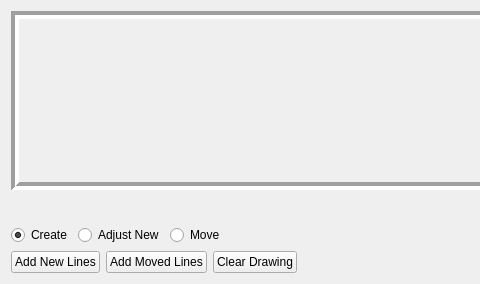
First picture: the form in resources/designer_ui/crystaldrawingwidget.ui, repository jonathanHuwP/CrystalGrowthTracker, before the edit; both pictures show x 0 to 480 and y 0 to 284 of the 825 by 284 pixel window.
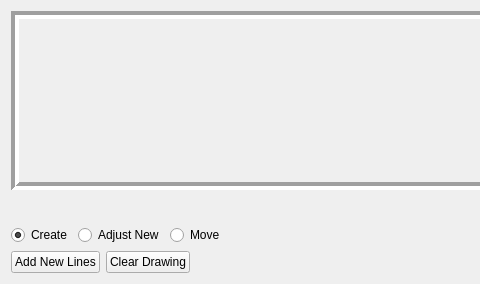
Second picture: the form after the edit. Custom widgets are drawn as their Qt base class.

Commit message: calculation & output of line velocity added

Diff of the .ui file:
```diff
--- a/resources/designer_ui/crystaldrawingwidget.ui
+++ b/resources/designer_ui/crystaldrawingwidget.ui
@@ -198,13 +198,6 @@
        </property>
       </widget>
      </item>
-     <item>
-      <widget class="QPushButton" name="_adjustLinesButton">
-       <property name="text">
-        <string>Add Moved Lines</string>
-       </property>
-      </widget>
-     </item>
      <item>
       <widget class="QPushButton" name="_clearSelectedButton">
        <property name="text">
```
Left out of the diff: 16 changed lines with no effect on the pictures. The commit also changes 6 other files.
